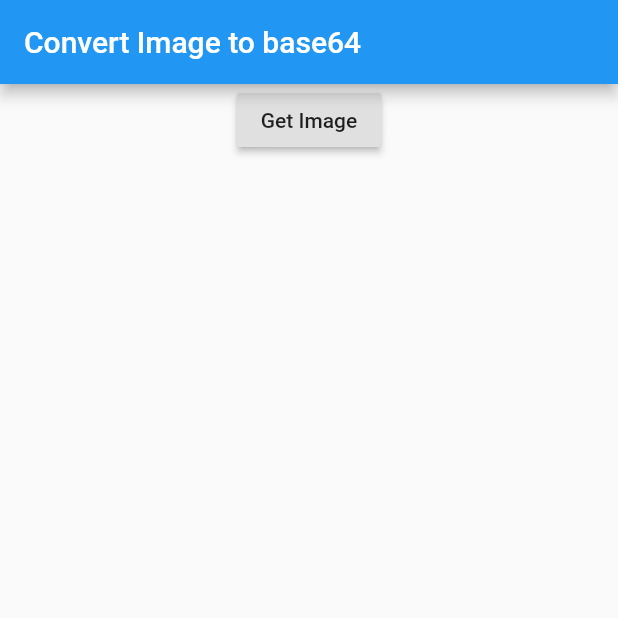
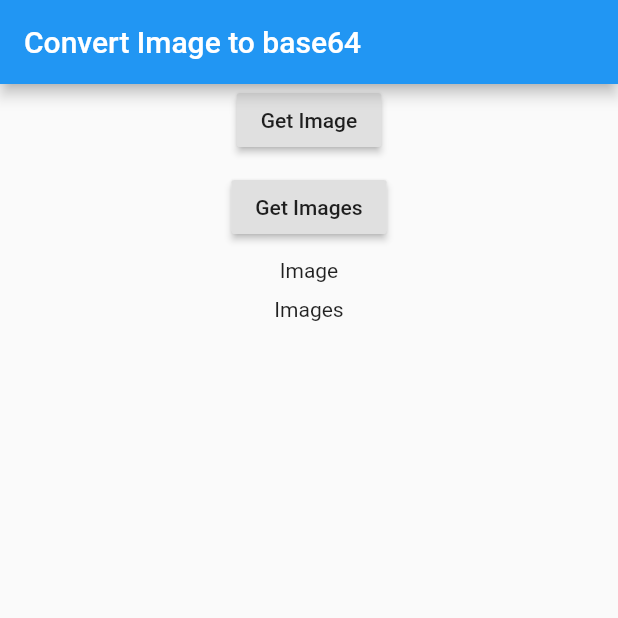
Before and after one commit to michaelosama39/MekoApp, a Flutter app: the screen it shows after launch, after a tap on "Get Image", on a phone screen of 412 x 824 dp, the top half of it. Run offline on Flutter 3.47's test engine with Material 2 defaults, Android fonts, the phone set to English and light mode, and no system bars; our stand-ins replace image_picker.

Commit message:
solve getImages

```diff
--- a/lib/ImageScreen.dart
+++ b/lib/ImageScreen.dart
@@ -1,5 +1,6 @@
 import 'dart:convert';
 import 'dart:io';
+import 'dart:typed_data';
 import 'package:flutter/material.dart';
 import 'package:image_picker/image_picker.dart';
 
@@ -12,8 +13,9 @@ class ImageScreen extends StatefulWidget {
 
 class _ImageScreenState extends State<ImageScreen> {
   File _image;
-  List<String> listOfImages;
-  List<XFile> _images;
+  List<String> listOfImages = [];
+  String img64;
+  List<Uint8List> listOfImgByte = [];
 
   @override
   Widget build(BuildContext context) {
@@ -27,6 +29,17 @@ class _ImageScreenState extends State<ImageScreen> {
             child: Text('Get Image'),
             onPressed: () {
               setState(() {
+                getImage();
+              });
+            },
+          ),
+          SizedBox(
+            height: 10,
+          ),
+          RaisedButton(
+            child: Text('Get Images'),
+            onPressed: () {
+              setState(() {
                 getImages();
               });
             },
@@ -34,27 +47,40 @@ class _ImageScreenState extends State<ImageScreen> {
           SizedBox(
             height: 10,
           ),
-          _image == null ? Container() : Image.file(_image, height: 300),
+          Text('Image'),
+          _image == null ? Container() : Image.file(_image , height: 100 , width: 100),
+          SizedBox(
+            height: 10,
+          ),
+          Text('Images'),
+          Expanded(
+            child: ListView.builder(
+              itemCount: listOfImgByte.length,
+              itemBuilder: (_, index) {
+                return Image.memory(listOfImgByte[index], height: 100 , width: 100);
+              },
+            ),
+          ),
         ],
       ),
     );
   }
 
   Future getImages() async {
-    final images = await ImagePicker().pickMultiImage();
+    ImagePicker image = await ImagePicker().pickMultiImage().then((value) {
+      value.forEach((element) {
+        setState(() {
+          print(element.path);
+          final bytes = File(element.path).readAsBytesSync();
+          listOfImgByte.add(bytes);
+          img64 = base64Encode(bytes);
+          listOfImages.add(img64);
+        });
+      });
+    });
+    print('Images Base64 Is : ${listOfImages.length}');
+  }
 
-    setState(() {
-      if (images != null) {
-        _images.addAll(images);
-      }
-      for(var i in _images) {
-        final bytes = File(i.path).readAsBytesSync();
-        String img64 = base64Encode(bytes);
-        listOfImages.add(img64);
-        print('Image Base64 Is : ${listOfImages}');
-      }
-    });
-  }
   Future getImage() async {
     final image = await ImagePicker().pickImage(source: ImageSource.gallery);
 
@@ -65,6 +91,6 @@ class _ImageScreenState extends State<ImageScreen> {
     });
     final bytes = File(image.path).readAsBytesSync();
     String img64 = base64Encode(bytes);
-    print('Image Base64 Is : ${img64}');
+    print('Image Base64 Is : ${img64.length}');
   }
 }
--- a/pubspec.yaml
+++ b/pubspec.yaml
@@ -28,6 +28,7 @@ environment:
 # versions available, run `flutter pub outdated`.
 dependencies:
   image_picker:
+  image_utils_class: ^2.0.0
   flutter:
     sdk: flutter
 
```
Also changed, not shown: pubspec.lock.
